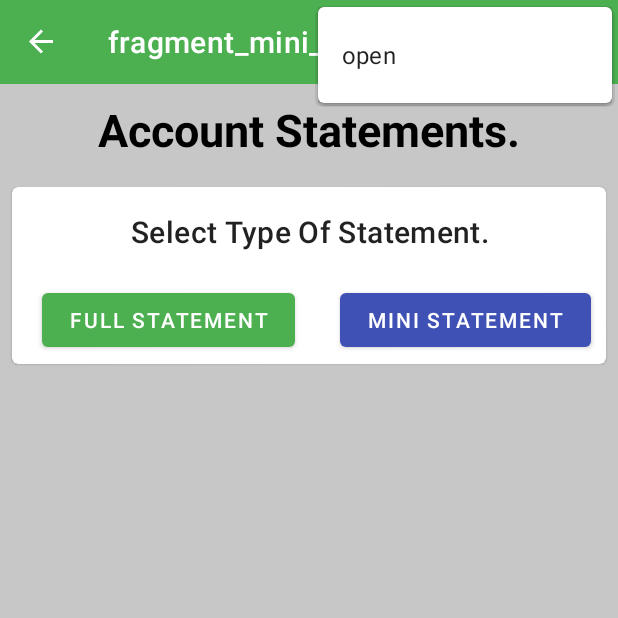
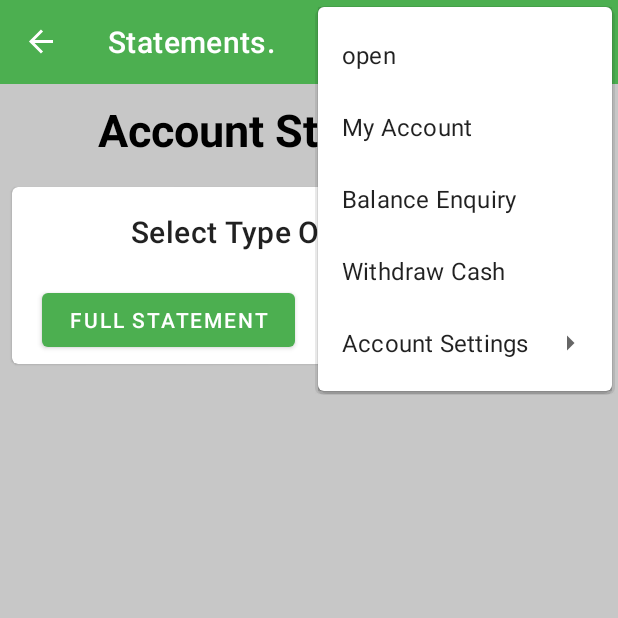
Before and after one commit to GeorgeKariuki7205/Learning-Kotlin, an Android app: the miniStatement screen opened through its navigation route, with the options menu open, on a phone screen of 412 x 824 dp, the top half of it. Run offline under Robolectric (Android 15) with nearby library versions, the phone set to English and light mode, and no system bars; our stand-ins replace data binding, navigation-ui; libraries missing offline, so code that uses them is left out: com.firebase.ui.

Commit message:
AAdded newer layouts.

```diff
--- /dev/null
+++ b/app/src/main/java/com/example/taisacco/LogIn.kt
@@ -0,0 +1,113 @@
+package com.example.taisacco
+
+import android.os.Bundle
+import android.util.Log
+import android.content.Intent
+import androidx.navigation.findNavController
+import android.app.Activity
+import androidx.fragment.app.Fragment
+import android.view.LayoutInflater
+import android.view.View
+import android.view.ViewGroup
+import android.widget.Toast
+import androidx.databinding.DataBindingUtil
+import androidx.viewpager2.adapter.FragmentStateAdapter
+import com.example.taisacco.databinding.FragmentLogInBinding
+import com.firebase.ui.auth.AuthUI
+import com.firebase.ui.auth.IdpResponse
+import com.example.taisacco.Enquiry
+
+private lateinit var binding: FragmentLogInBinding
+private val RC_SIGN_IN = 123
+class LogIn : Fragment() {
+
+    override fun onCreateView(
+        inflater: LayoutInflater, container: ViewGroup?,
+        savedInstanceState: Bundle?
+    ): View? {
+
+        binding = DataBindingUtil.inflate(
+            inflater,
+            R.layout.fragment_log_in,
+            container,
+            false
+        )
+
+        binding.button3.setOnClickListener {
+            createSignInIntent()
+        }
+
+        binding.button4.setOnClickListener {
+            signOut()
+
+        }
+
+        binding.button5.setOnClickListener {
+            delete()
+        }
+        return  binding.root
+
+    }
+
+    private fun createSignInIntent() {
+
+        val providers = arrayListOf(
+            AuthUI.IdpConfig.GoogleBuilder().build(),
+            AuthUI.IdpConfig.PhoneBuilder()
+                .setDefaultNumber("+25456789")
+                .build()
+        )
+
+        startActivityForResult(
+            AuthUI.getInstance()
+                .createSignInIntentBuilder()
+                .setAvailableProviders(providers)
+                .build(),
+            RC_SIGN_IN)
+    }
+    override fun onActivityResult(requestCode: Int, resultCode: Int, data: Intent?) {
+        super.onActivityResult(requestCode, resultCode, data)
+
+        if (requestCode == RC_SIGN_IN) {
+            val response = IdpResponse.fromResultIntent(data)
+
+            if (resultCode == Activity.RESULT_OK) {
+                view?.findNavController()?.navigate(R.id.action_logIn_to_taiSacco)
+                Log.i("chei","succesful")
+            } else {
+
+                Log.i("chei","not successful ${response?.error?.errorCode}")
+            }
+        }
+    }
+
+    private fun signOut() {
+        // [START auth_fui_signout]
+        AuthUI.getInstance()
+            .signOut(requireContext())
+            .addOnCompleteListener {
+                // ...
+                view?.findNavController()?.navigate(R.id.action_logIn_to_taiSacco)
+                Toast.makeText(context, "Logged Out.", Toast.LENGTH_SHORT).show()
+            }
+        // [END auth_fui_signout]
+    }
+
+    private fun delete() {
+        // [START auth_fui_delete]
+        AuthUI.getInstance()
+            .delete(requireContext())
+            .addOnCompleteListener {
+                // ...
+                view?.findNavController()?.navigate(R.id.action_logIn_to_taiSacco)
+                Toast.makeText(context, "Deleted Account", Toast.LENGTH_SHORT).show()
+            }
+        // [END auth_fui_delete]
+    }
+
+    override fun onDestroy() {
+        super.onDestroy()
+        signOut()
+        Log.i("chei","signed out")
+    }
+}
--- a/app/src/main/java/com/example/taisacco/MainActivity.kt
+++ b/app/src/main/java/com/example/taisacco/MainActivity.kt
@@ -29,7 +29,6 @@ class MainActivity : AppCompatActivity() {
         val navController = this.findNavController(R.id.myNavHostFragment)
         NavigationUI.setupActionBarWithNavController(this,navController,drawerLayout)
         NavigationUI.setupWithNavController(binding.navView, navController)
-
 //        setHasOptionsMenu(true)
     }
     override fun onSupportNavigateUp(): Boolean {
@@ -38,11 +37,12 @@ class MainActivity : AppCompatActivity() {
         return NavigationUI.navigateUp(navController, drawerLayout)
     }
 
-
 //    THIS SECTION OF THE CODE IS USED TO IMPLEMENT THE MENU ON THE TOOL BAR.
     override fun onCreateOptionsMenu(menu: Menu): Boolean {
         val inflater: MenuInflater = menuInflater
+        val inflater2: MenuInflater = menuInflater
         inflater.inflate(R.menu.toolbar_navgation_menu, menu)
+        inflater2.inflate(R.menu.navigationmenu,menu)
         return true
     }
 
@@ -57,6 +57,10 @@ class MainActivity : AppCompatActivity() {
                 Toast.makeText(this, "Open Clicked", Toast.LENGTH_SHORT).show()
                 true
             }
+            R.id.nav_logout->{
+                Toast.makeText(this, "LogOut Clicked", Toast.LENGTH_SHORT).show()
+                true
+            }
             else -> super.onOptionsItemSelected(item)
         }
     }
--- /dev/null
+++ b/app/src/main/java/com/example/taisacco/info.kt
@@ -0,0 +1,5 @@
+package com.example.taisacco
+
+data class info(
+    val image_name: String = "",
+    val image_url:String  = "")
--- a/app/src/main/java/com/example/taisacco/miniStatement.kt
+++ b/app/src/main/java/com/example/taisacco/miniStatement.kt
@@ -25,6 +25,7 @@ class miniStatement : Fragment() {
             container,
             false
         )
+        (activity as MainActivity).supportActionBar?.title = "Statements."
         return  binding.root
     }
 
--- a/app/src/main/res/menu/navigationmenu.xml
+++ b/app/src/main/res/menu/navigationmenu.xml
@@ -2,7 +2,7 @@
 <menu xmlns:android="http://schemas.android.com/apk/res/android">
     <group>
         <item
-                android:id="@+id/nav_profile"
+                android:id="@+id/myAccount"
                 android:icon="@drawable/ic_profile"
                 android:title="My Account"/>
         <item
@@ -18,13 +18,14 @@
     <item android:title="Account Settings">
         <menu>
             <item
-                    android:id="@+id/nav_update"
+                    android:id="@+id/updateProfile"
                     android:icon="@drawable/ic_update"
                     android:title="Update Profile"/>
             <item
                     android:id="@+id/nav_logout"
+                    android:checkable="false"
                     android:icon="@drawable/ic_signout"
-                    android:title="Sign Out"/>
+                    android:title="Sign Out" />
         </menu>
     </item>
 </menu>
--- a/app/src/main/res/navigation/navigation.xml
+++ b/app/src/main/res/navigation/navigation.xml
@@ -2,17 +2,21 @@
 <navigation xmlns:android="http://schemas.android.com/apk/res/android"
             xmlns:app="http://schemas.android.com/apk/res-auto"
             xmlns:tools="http://schemas.android.com/tools" android:id="@+id/navigation"
-            app:startDestination="@id/taiSacco">
+            app:startDestination="@id/logIn">
 
     <fragment android:id="@+id/taiSacco" android:name="com.example.taisacco.TaiSacco" android:label="fragment_tai_sacco"
               tools:layout="@layout/fragment_tai_sacco">
-        <action android:id="@+id/action_taiSacco_to_balanceEnquiry" app:destination="@id/balanceEnquiry"/>
+        <action
+                android:id="@+id/action_taiSacco_to_balanceEnquiry"
+                app:destination="@id/balanceEnquiry"
+                app:enterAnim="@android:anim/slide_in_left" />
         <action
                 android:id="@+id/action_taiSacco_to_miniStatement"
-                app:destination="@id/miniStatement" />
+                app:destination="@id/miniStatement"
+                app:enterAnim="@android:anim/slide_in_left"
+                app:exitAnim="@android:anim/slide_out_right"
+                app:launchSingleTop="false" />
     </fragment>
-    <fragment android:id="@+id/enquiry" android:name="com.example.taisacco.Enquiry" android:label="fragment_enquiry"
-              tools:layout="@layout/fragment_enquiry"/>
     <fragment android:id="@+id/balanceEnquiry" android:name="com.example.taisacco.BalanceEnquiry"
               android:label="BalanceEnquiry"/>
     <fragment
@@ -20,4 +24,23 @@
             android:name="com.example.taisacco.miniStatement"
             android:label="fragment_mini_statement"
             tools:layout="@layout/fragment_mini_statement" />
+    <fragment
+            android:id="@+id/logIn"
+            android:name="com.example.taisacco.LogIn"
+            android:label="fragment_log_in"
+            tools:layout="@layout/fragment_log_in" >
+        <action
+                android:id="@+id/action_logIn_to_taiSacco"
+                app:destination="@id/taiSacco" />
+    </fragment>
+    <fragment
+            android:id="@+id/myAccount"
+            android:name="com.example.taisacco.MyAccount"
+            android:label="fragment_my_account"
+            tools:layout="@layout/fragment_my_account" />
+    <fragment
+            android:id="@+id/updateProfile"
+            android:name="com.example.taisacco.UpdateProfile"
+            android:label="fragment_update_profile"
+            tools:layout="@layout/fragment_update_profile" />
 </navigation>
--- a/app/src/main/res/values/colors.xml
+++ b/app/src/main/res/values/colors.xml
@@ -3,7 +3,7 @@
     <color name="colorPrimary">#4CAF50</color>
     <color name="lighter">#00750B</color>
     <color name="colorPrimaryDark">#01500A</color>
-    <color name="colorAccent">#D81B60</color>
+    <color name="colorAccent">#4CAF50</color>
     <color name="black">#000000</color>
     <color name="white">#FFFFFF</color>
     <color name="tabnotselectedcolor">#C3F5D7</color>
--- a/build.gradle
+++ b/build.gradle
@@ -13,6 +13,9 @@ buildscript {
         classpath "org.jetbrains.kotlin:kotlin-gradle-plugin:$kotlin_version"
         // NOTE: Do not place your application dependencies here; they belong
         // in the individual module build.gradle files
+        classpath 'com.google.gms:google-services:4.3.3'
+        classpath "android.arch.navigation:navigation-safe-args-gradle-plugin:1.0.0"
+
     }
 }
 
```
Also changed, not shown: app/build.gradle (+16 -1 lines), app/src/main/java/com/example/taisacco/MyAccount.kt (added, +180 -0 lines), app/src/main/java/com/example/taisacco/Reciever.kt (added, +22 -0 lines), app/src/main/java/com/example/taisacco/UpdateProfile.kt (added, +22 -0 lines), app/src/main/res/layout/fragment_log_in.xml (added, +30 -0 lines), app/src/main/res/layout/fragment_my_account.xml (added, +56 -0 lines), app/src/main/res/layout/fragment_reciever.xml (added, +12 -0 lines), app/src/main/res/layout/fragment_update_profile.xml (added, +47 -0 lines).
